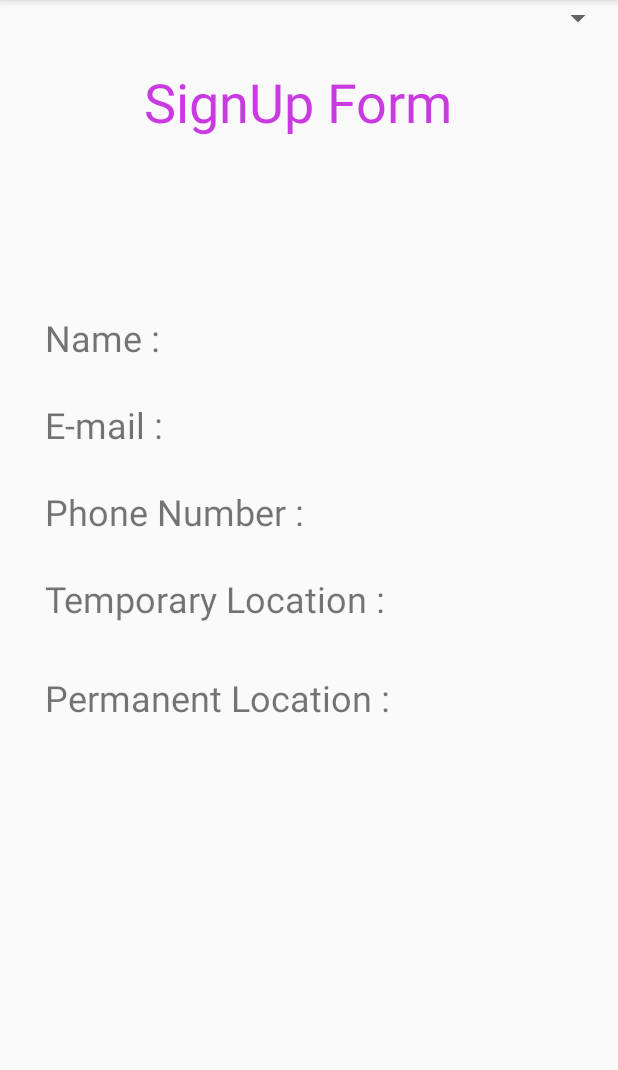
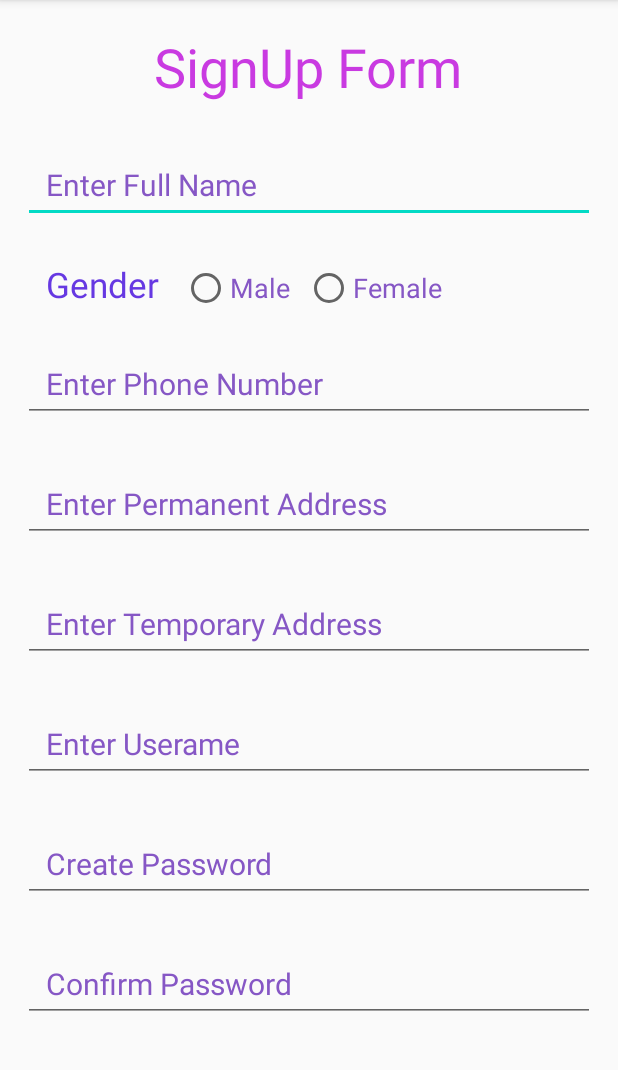
Before and after one commit to Gaman-Aryal/Android_Studio_RentIt, an Android app: the RegistrationActivity screen opened directly, with no data from a screen before it, on a phone screen of 412 x 824 dp, the part 84-1154 px from its top. Run offline under Robolectric (Android 15) with nearby library versions, the phone set to English and light mode, and no system bars.

Commit message:
Signup form update

```diff
--- a/RentIt/app/src/main/res/layout/activity_main.xml
+++ b/RentIt/app/src/main/res/layout/activity_main.xml
@@ -79,15 +79,25 @@
         android:inputType="text|textPassword"
         android:paddingLeft="7sp" />
 
+    <CheckBox
+        android:id="@+id/rememberme"
+        android:layout_toRightOf="@+id/passwordtext"
+        android:layout_below="@+id/password"
+        android:layout_width="wrap_content"
+        android:layout_height="wrap_content"
+        android:layout_marginLeft="17sp"
+        android:layout_marginTop="15sp"
+        android:text=" Remember Me" />
+
     <Button
         android:id="@+id/login"
         android:layout_width="match_parent"
         android:layout_height="61dp"
-        android:layout_below="@+id/password"
-        android:layout_marginLeft="150sp"
-        android:layout_marginTop="17dp"
+        android:layout_below="@+id/rememberme"
+        android:layout_toRightOf="@id/rememberme"
+        android:layout_marginLeft="1sp"
+        android:layout_marginTop="10dp"
         android:layout_marginRight="15sp"
-        android:layout_toRightOf="@id/passwordtext"
         android:onClick="validation"
         android:text="Login"
         android:textColorLink="#64CEF1" />
@@ -97,7 +107,7 @@
         android:layout_width="wrap_content"
         android:layout_height="wrap_content"
         android:layout_below="@+id/login"
-        android:layout_marginTop="50dp"
+        android:layout_marginTop="30dp"
         android:layout_marginLeft="15sp"
         android:text="No Account?"
         android:textSize="18sp" />
@@ -125,4 +135,5 @@
         android:textSize="18sp"
         tools:textAlignment="center" />
 
+
 </RelativeLayout>
--- a/RentIt/app/src/main/res/layout/activity_registration.xml
+++ b/RentIt/app/src/main/res/layout/activity_registration.xml
@@ -1,88 +1,162 @@
 <?xml version="1.0" encoding="utf-8"?>
-<androidx.constraintlayout.widget.ConstraintLayout xmlns:android="http://schemas.android.com/apk/res/android"
+<ScrollView xmlns:android="http://schemas.android.com/apk/res/android"
     xmlns:app="http://schemas.android.com/apk/res-auto"
     xmlns:tools="http://schemas.android.com/tools"
     android:layout_width="match_parent"
     android:layout_height="match_parent"
     tools:context=".RegistrationActivity">
 
+    <RelativeLayout
+        android:layout_width="match_parent"
+        android:layout_height="match_parent">
+
     <TextView
         android:id="@+id/signup"
         android:layout_width="wrap_content"
         android:layout_height="wrap_content"
+        android:layout_centerHorizontal="true"
+        android:layout_marginTop="20sp"
         android:text="SignUp Form"
         android:textColor="#C93AE1"
         android:textSize="36sp"
-        app:layout_constraintBottom_toBottomOf="parent"
-        app:layout_constraintEnd_toEndOf="parent"
-        app:layout_constraintHorizontal_bias="0.465"
-        app:layout_constraintStart_toStartOf="parent"
-        app:layout_constraintTop_toTopOf="parent"
-        app:layout_constraintVertical_bias="0.06" />
+        />
 
-    <TextView
-        android:id="@+id/name"
-        android:layout_width="wrap_content"
+    <EditText
+        android:id="@+id/fullname"
+        android:layout_width="match_parent"
+        android:layout_height="50dp"
+        android:textSize="20sp"
+        android:hint="Enter Full Name"
+        android:layout_below="@+id/signup"
+        android:layout_marginTop="30sp"
+        android:layout_marginLeft="15sp"
+        android:layout_marginRight="15sp"
+        android:paddingLeft="15sp"
+        android:textColorHint="#8657c5"
+        />
+    <RadioGroup
+        android:id="@+id/radiogroup"
         android:layout_height="wrap_content"
-        android:layout_marginStart="30dp"
-        android:text="Name :"
-        android:textSize="24sp"
-        app:layout_constraintBottom_toBottomOf="parent"
-        app:layout_constraintStart_toStartOf="parent"
-        app:layout_constraintTop_toBottomOf="@+id/signup"
-        app:layout_constraintVertical_bias="0.181" />
+        android:layout_width="match_parent"
+        android:layout_marginLeft="15sp"
+        android:layout_marginRight="15sp"
+        android:paddingLeft="15sp"
+        android:layout_marginTop="25sp"
+        android:layout_below="@id/fullname"
+        android:orientation="horizontal">
 
-    <TextView
-        android:id="@+id/email"
-        android:layout_width="wrap_content"
-        android:layout_height="wrap_content"
-        android:layout_marginStart="30dp"
-        android:layout_marginTop="25dp"
-        android:text="E-mail :"
-        android:textSize="24sp"
-        app:layout_constraintBottom_toBottomOf="parent"
-        app:layout_constraintStart_toStartOf="parent"
-        app:layout_constraintTop_toBottomOf="@+id/name"
-        app:layout_constraintVertical_bias="0.0" />
+        <TextView
+            android:layout_width="wrap_content"
+            android:layout_height="wrap_content"
+            android:text="Gender"
+            android:textSize="23sp"
+            android:paddingRight="15sp"
+            android:textColor="#6638e2"
+            />
+        <RadioButton
+            android:layout_width="wrap_content"
+            android:layout_height="wrap_content"
+            android:text="Male"
+            android:textSize="18sp"
+            android:paddingRight="10sp"
+            android:textColor="#8657c5"
+            />
+        <RadioButton
+            android:layout_width="wrap_content"
+            android:layout_height="wrap_content"
+            android:text="Female"
+            android:textSize="18sp"
+            android:textColor="#8657c5"
+            />
+    </RadioGroup>
 
-    <TextView
+
+    <EditText
         android:id="@+id/phonenumber"
-        android:layout_width="wrap_content"
-        android:layout_height="wrap_content"
-        android:layout_marginStart="30dp"
-        android:layout_marginTop="25dp"
-        android:text="Phone Number :"
-        android:textSize="24sp"
-        app:layout_constraintStart_toStartOf="parent"
-        app:layout_constraintTop_toBottomOf="@+id/email" />
+        android:layout_width="match_parent"
+        android:layout_height="50dp"
+        android:textSize="20sp"
+        android:hint="Enter Phone Number"
+        android:layout_below="@+id/radiogroup"
+        android:layout_marginTop="25sp"
+        android:layout_marginLeft="15sp"
+        android:layout_marginRight="15sp"
+        android:paddingLeft="15sp"
+        android:textColorHint="#8657c5"
+        />
 
-    <TextView
-        android:id="@+id/textView3"
-        android:layout_width="wrap_content"
-        android:layout_height="wrap_content"
-        android:layout_marginStart="30dp"
-        android:layout_marginTop="25dp"
-        android:text="Temporary Location :"
-        android:textSize="24sp"
-        app:layout_constraintStart_toStartOf="parent"
-        app:layout_constraintTop_toBottomOf="@+id/phonenumber" />
+    <EditText
+        android:id="@+id/peraddress"
+        android:layout_width="match_parent"
+        android:layout_height="50dp"
+        android:textSize="20sp"
+        android:hint="Enter Permanent Address"
+        android:layout_below="@+id/phonenumber"
+        android:layout_marginTop="30sp"
+        android:layout_marginLeft="15sp"
+        android:layout_marginRight="15sp"
+        android:paddingLeft="15sp"
+        android:textColorHint="#8657c5"
+        />
 
-    <TextView
-        android:id="@+id/textView5"
-        android:layout_width="wrap_content"
-        android:layout_height="wrap_content"
-        android:layout_marginStart="30dp"
-        android:layout_marginTop="33dp"
-        android:text="Permanent Location :"
-        android:textSize="24sp"
-        app:layout_constraintStart_toStartOf="parent"
-        app:layout_constraintTop_toBottomOf="@+id/textView3" />
+    <EditText
+        android:id="@+id/tempaddress"
+        android:layout_width="match_parent"
+        android:layout_height="50dp"
+        android:textSize="20sp"
+        android:hint="Enter Temporary Address"
+        android:layout_below="@+id/peraddress"
+        android:layout_marginTop="30sp"
+        android:layout_marginLeft="15sp"
+        android:layout_marginRight="15sp"
+        android:paddingLeft="15sp"
+        android:textColorHint="#8657c5"
+        />
 
-    <Spinner
-        android:id="@+id/spinner"
-        android:layout_width="409dp"
-        android:layout_height="wrap_content"
-        tools:layout_editor_absoluteX="1dp"
-        tools:layout_editor_absoluteY="578dp" />
+    <EditText
+        android:id="@+id/registerusername"
+        android:layout_width="match_parent"
+        android:layout_height="50dp"
+        android:textSize="20sp"
+        android:hint="Enter Userame"
+        android:layout_below="@+id/tempaddress"
+        android:layout_marginTop="30sp"
+        android:layout_marginLeft="15sp"
+        android:layout_marginRight="15sp"
+        android:paddingLeft="15sp"
+        android:textColorHint="#8657c5"
+        />
 
-</androidx.constraintlayout.widget.ConstraintLayout>
+    <EditText
+        android:id="@+id/registerpassword"
+        android:layout_width="match_parent"
+        android:layout_height="50dp"
+        android:textSize="20sp"
+        android:hint="Create Password"
+        android:layout_below="@+id/registerusername"
+        android:layout_marginTop="30sp"
+        android:layout_marginLeft="15sp"
+        android:layout_marginRight="15sp"
+        android:paddingLeft="15sp"
+        android:textColorHint="#8657c5"
+        />
+    <EditText
+        android:id="@+id/confirmpassword"
+        android:layout_width="match_parent"
+        android:layout_height="50dp"
+        android:textSize="20sp"
+        android:hint="Confirm Password"
+        android:layout_below="@+id/registerpassword"
+        android:layout_marginTop="30sp"
+        android:layout_marginLeft="15sp"
+        android:layout_marginRight="15sp"
+        android:paddingLeft="15sp"
+        android:textColorHint="#8657c5"
+        />
+    </RelativeLayout>
+
+
+
+
+
+</ScrollView>
```
